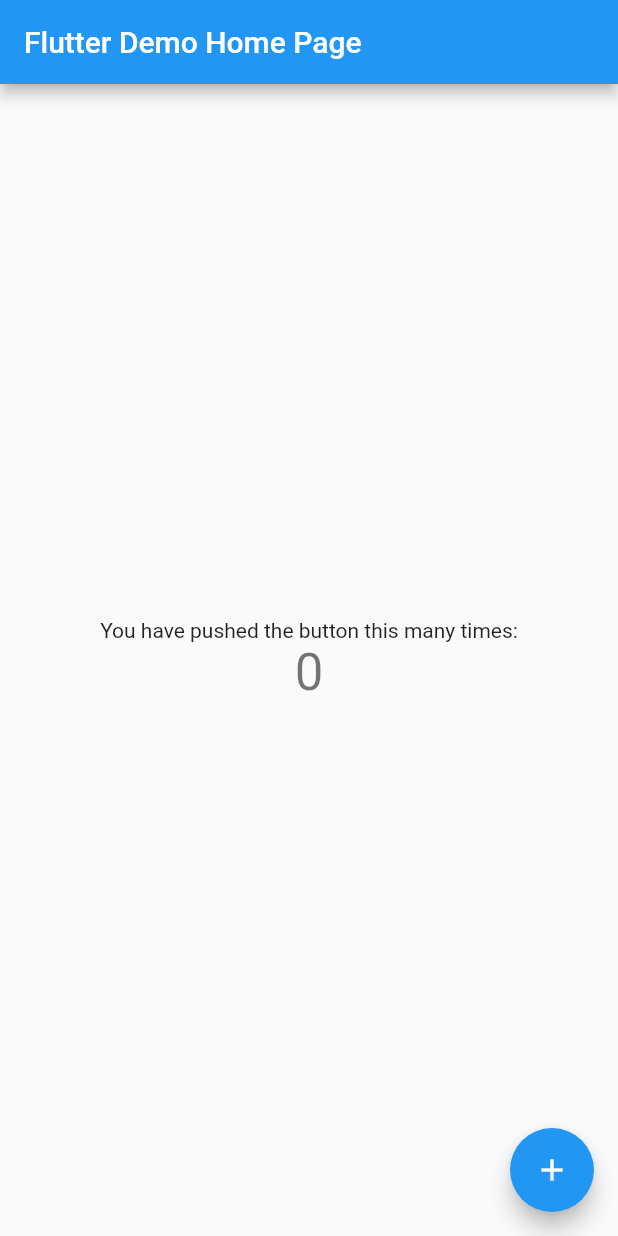
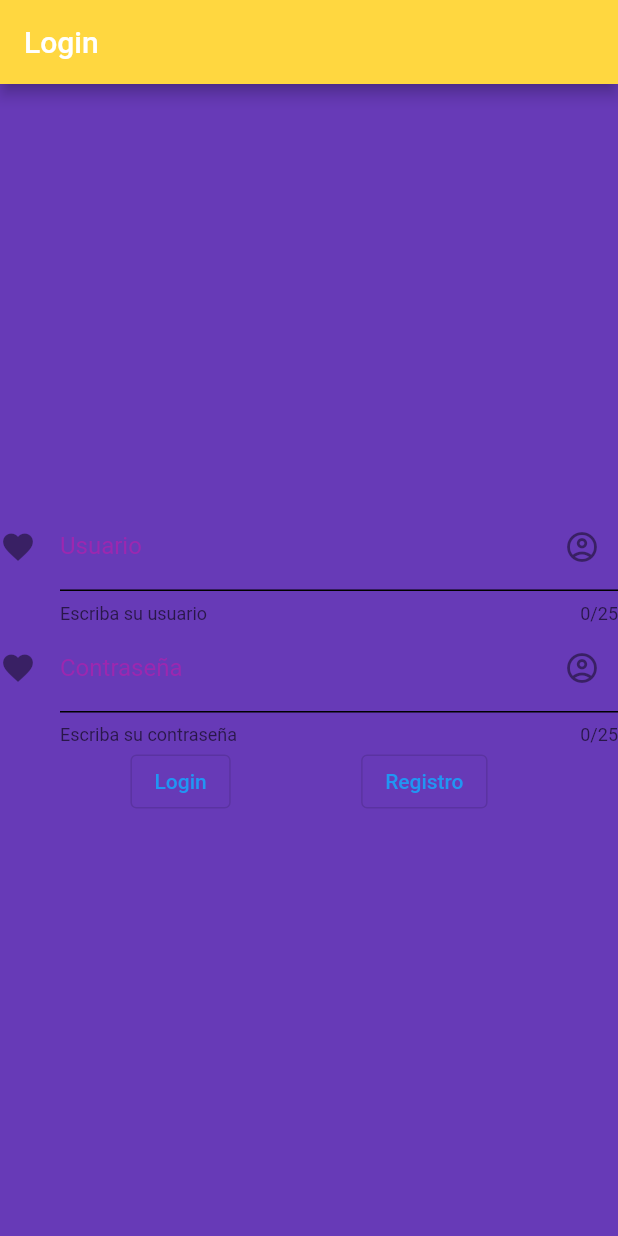
Before and after one commit to CarlosAbaloC/Chat_casa, a Flutter app: the screen it shows after launch, on a phone screen of 412 x 824 dp. Run offline on Flutter 3.47's test engine with Material 2 defaults, Android fonts, the phone set to English and light mode, and no system bars.

Commit message:
FireBase Basico

```diff
--- a/lib/main.dart
+++ b/lib/main.dart
@@ -1,115 +1,9 @@
+import 'package:chat_casa_v/src/App.dart';
+import 'package:chat_casa_v/src/AppMaterial.dart';
+
 import 'package:flutter/material.dart';
 
 void main() {
-  runApp(const MyApp());
+  runApp(const App());
+  //runApp(const AppMaterial());
 }
-
-class MyApp extends StatelessWidget {
-  const MyApp({super.key});
-
-  // This widget is the root of your application.
-  @override
-  Widget build(BuildContext context) {
-    return MaterialApp(
-      title: 'Flutter Demo',
-      theme: ThemeData(
-        // This is the theme of your application.
-        //
-        // Try running your application with "flutter run". You'll see the
-        // application has a blue toolbar. Then, without quitting the app, try
-        // changing the primarySwatch below to Colors.green and then invoke
-        // "hot reload" (press "r" in the console where you ran "flutter run",
-        // or simply save your changes to "hot reload" in a Flutter IDE).
-        // Notice that the counter didn't reset back to zero; the application
-        // is not restarted.
-        primarySwatch: Colors.blue,
-      ),
-      home: const MyHomePage(title: 'Flutter Demo Home Page'),
-    );
-  }
-}
-
-class MyHomePage extends StatefulWidget {
-  const MyHomePage({super.key, required this.title});
-
-  // This widget is the home page of your application. It is stateful, meaning
-  // that it has a State object (defined below) that contains fields that affect
-  // how it looks.
-
-  // This class is the configuration for the state. It holds the values (in this
-  // case the title) provided by the parent (in this case the App widget) and
-  // used by the build method of the State. Fields in a Widget subclass are
-  // always marked "final".
-
-  final String title;
-
-  @override
-  State<MyHomePage> createState() => _MyHomePageState();
-}
-
-class _MyHomePageState extends State<MyHomePage> {
-  int _counter = 0;
-
-  void _incrementCounter() {
-    setState(() {
-      // This call to setState tells the Flutter framework that something has
-      // changed in this State, which causes it to rerun the build method below
-      // so that the display can reflect the updated values. If we changed
-      // _counter without calling setState(), then the build method would not be
-      // called again, and so nothing would appear to happen.
-      _counter++;
-    });
-  }
-
-  @override
-  Widget build(BuildContext context) {
-    // This method is rerun every time setState is called, for instance as done
-    // by the _incrementCounter method above.
-    //
-    // The Flutter framework has been optimized to make rerunning build methods
-    // fast, so that you can just rebuild anything that needs updating rather
-    // than having to individually change instances of widgets.
-    return Scaffold(
-      appBar: AppBar(
-        // Here we take the value from the MyHomePage object that was created by
-        // the App.build method, and use it to set our appbar title.
-        title: Text(widget.title),
-      ),
-      body: Center(
-        // Center is a layout widget. It takes a single child and positions it
-        // in the middle of the parent.
-        child: Column(
-          // Column is also a layout widget. It takes a list of children and
-          // arranges them vertically. By default, it sizes itself to fit its
-          // children horizontally, and tries to be as tall as its parent.
-          //
-          // Invoke "debug painting" (press "p" in the console, choose the
-          // "Toggle Debug Paint" action from the Flutter Inspector in Android
-          // Studio, or the "Toggle Debug Paint" command in Visual Studio Code)
-          // to see the wireframe for each widget.
-          //
-          // Column has various properties to control how it sizes itself and
-          // how it positions its children. Here we use mainAxisAlignment to
-          // center the children vertically; the main axis here is the vertical
-          // axis because Columns are vertical (the cross axis would be
-          // horizontal).
-          mainAxisAlignment: MainAxisAlignment.center,
-          children: <Widget>[
-            const Text(
-              'You have pushed the button this many times:',
-            ),
-            Text(
-              '$_counter',
-              style: Theme.of(context).textTheme.headline4,
-            ),
-          ],
-        ),
-      ),
-      floatingActionButton: FloatingActionButton(
-        onPressed: _incrementCounter,
-        tooltip: 'Increment',
-        child: const Icon(Icons.add),
-      ), // This trailing comma makes auto-formatting nicer for build methods.
-    );
-  }
-}
--- /dev/null
+++ b/lib/src/App.dart
@@ -0,0 +1,27 @@
+
+import 'package:chat_casa_v/src/login_views/LoginView.dart';
+import 'package:flutter/cupertino.dart';
+import 'package:flutter/material.dart';
+
+import 'login_views/RegisterView.dart';
+
+class App extends StatelessWidget {
+
+  const App({Key? key}) : super(key: key);
+
+  @override
+  Widget build(BuildContext context) {
+    return MaterialApp(
+      title: 'Flutter_Chat',
+
+      initialRoute: '/loginview',
+
+      routes: {
+        //el elemento contexto quiere decir que representa a toda la app
+        '/loginview': (context) => const LoginView(),
+        '/registerview': (context) => const RegisterView(),
+        '/loginview': (context) => const LoginView(),
+      },
+    );
+  }
+}
--- /dev/null
+++ b/lib/src/custom_views/RFInputText.dart
@@ -0,0 +1,46 @@
+
+import 'package:flutter/cupertino.dart';
+import 'package:flutter/material.dart';
+
+class RFInputText extends StatelessWidget {
+  final String sValorInicial;
+  final int iLongitudPalabra;
+  final String sHelperText;
+  final String sTitulo;
+  final Icon icIzquierdo;
+  final Icon icDerecho;
+
+  const RFInputText({Key? key,
+    this.sValorInicial ="",
+    this.iLongitudPalabra = 20,
+    this.sTitulo="",
+    this.icDerecho= const Icon(Icons.check_circle),
+    this.icIzquierdo= const Icon(Icons.favorite),
+    required this.sHelperText})
+      : super(key: key);
+
+  @override
+  Widget build(BuildContext context) {
+    // TODO: implement build
+    return TextFormField(
+      cursorColor: Colors.pinkAccent,
+      //Mete la informacion dada en loginView
+      initialValue: this.sValorInicial,
+      //La cantidad maxima de palabras
+      maxLength: this.iLongitudPalabra,
+      decoration: InputDecoration(
+        icon: this.icIzquierdo,
+        labelText: this.sTitulo,
+        labelStyle: TextStyle(
+          color: Colors.purple,
+        ),
+        helperText: this.sHelperText,
+        suffixIcon: this.icDerecho,
+      enabledBorder: UnderlineInputBorder(
+        borderSide: BorderSide(color: Colors.black)
+      )
+      ),
+    );
+  }
+
+}
--- /dev/null
+++ b/lib/src/login_views/LoginView.dart
@@ -0,0 +1,65 @@
+import 'package:chat_casa_v/src/custom_views/RFInputText.dart';
+import 'package:flutter/material.dart';
+
+import '../custom_views/NameBox.dart';
+
+class LoginView extends StatelessWidget {
+
+  const LoginView({Key? key}) : super(key: key);
+
+
+  @override
+  Widget build(BuildContext context) {
+
+    return Scaffold(
+        appBar: AppBar(
+          title: Text('Login'),
+          backgroundColor: Colors.amberAccent,
+        ),
+
+        backgroundColor: Colors.deepPurple,
+        body: Center(
+          child: Column(
+              mainAxisAlignment: MainAxisAlignment.center,
+              children: [
+                RFInputText(
+                    //sValorInicial: "Escriba su usuario",
+                    iLongitudPalabra: 25,
+                    sHelperText: "Escriba su usuario",
+                    sTitulo: "Usuario",
+                  icDerecho: Icon(Icons.account_circle_outlined),
+                ),
+                RFInputText(
+                  //sValorInicial: "Escriba su usuario",
+                  iLongitudPalabra: 25,
+                  sHelperText: "Escriba su contraseña",
+                  sTitulo: "Contraseña",
+                  icDerecho: Icon(Icons.account_circle_outlined),
+                ),
+
+                Row(
+                  mainAxisAlignment: MainAxisAlignment.spaceEvenly,
+                  children: [
+                    OutlinedButton(onPressed: () {
+
+                      print("Boton login");
+                    },
+                        child: Text("Login"),
+                    ),
+                    OutlinedButton(onPressed: () {
+                      //Con el popAndPushNamed sustituye una vista por otra
+                      //Con el pushNamed en cambio saldra a la parte anterior de la app
+                      Navigator.of(context).popAndPushNamed('/registerview');
+                      print("Boton Registro");
+                    },
+                      child: Text("Registro"),
+                    )
+                  ],
+                )
+
+              ]
+          ),
+        ),
+    );
+  }
+}
```
Also changed, not shown: lib/src/AppMaterial.dart (added, +73 -0 lines), lib/src/custom_views/NameBox.dart (added, +22 -0 lines), lib/src/login_views/RegisterView.dart (added, +74 -0 lines), 1 other file.
